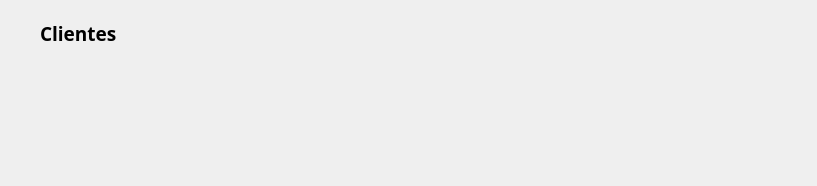
This is view/cliente_page.ui in Gusrrocha/Gerenciador-de-Vendas as Qt 5 draws it before an edit. The edited form follows.
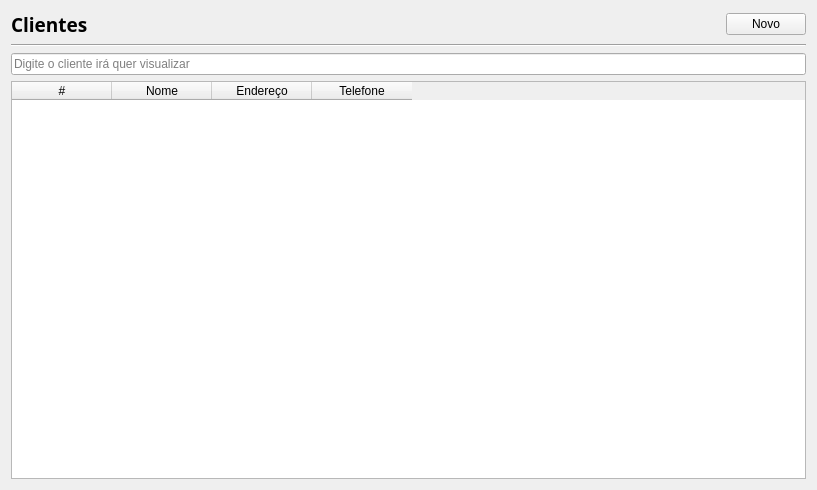
This is the edited form.

What changed in the file:
```diff
--- a/view/cliente_page.ui
+++ b/view/cliente_page.ui
@@ -7,21 +7,17 @@
     <x>0</x>
     <y>0</y>
     <width>817</width>
-    <height>186</height>
+    <height>490</height>
    </rect>
   </property>
   <property name="windowTitle">
    <string>Form</string>
   </property>
+  <layout class="QVBoxLayout" name="verticalLayout">
+   <item>
+    <layout class="QGridLayout" name="gridLayout">
+     <item row="0" column="0">
   <widget class="QLabel" name="label">
-   <property name="geometry">
-    <rect>
-     <x>40</x>
-     <y>20</y>
-     <width>86</width>
-     <height>27</height>
-    </rect>
-   </property>
    <property name="font">
     <font>
      <family>Arial Black</family>
@@ -37,6 +33,68 @@
     <set>Qt::AlignLeading|Qt::AlignLeft|Qt::AlignTop</set>
    </property>
   </widget>
+     </item>
+     <item row="0" column="1">
+      <spacer name="horizontalSpacer">
+       <property name="orientation">
+        <enum>Qt::Horizontal</enum>
+       </property>
+       <property name="sizeHint" stdset="0">
+        <size>
+         <width>40</width>
+         <height>20</height>
+        </size>
+       </property>
+      </spacer>
+     </item>
+     <item row="0" column="2">
+      <widget class="QPushButton" name="novo_cliente_btn">
+       <property name="text">
+        <string>Novo</string>
+       </property>
+      </widget>
+     </item>
+    </layout>
+   </item>
+   <item>
+    <widget class="Line" name="line">
+     <property name="orientation">
+      <enum>Qt::Horizontal</enum>
+     </property>
+    </widget>
+   </item>
+   <item>
+    <widget class="QLineEdit" name="lineEdit">
+     <property name="placeholderText">
+      <string>Digite o cliente irá quer visualizar</string>
+     </property>
+    </widget>
+   </item>
+   <item>
+    <widget class="QTableWidget" name="tableWidget">
+     <column>
+      <property name="text">
+       <string>#</string>
+      </property>
+     </column>
+     <column>
+      <property name="text">
+       <string>Nome</string>
+      </property>
+     </column>
+     <column>
+      <property name="text">
+       <string>Endereço</string>
+      </property>
+     </column>
+     <column>
+      <property name="text">
+       <string>Telefone</string>
+      </property>
+     </column>
+    </widget>
+   </item>
+  </layout>
  </widget>
  <resources/>
  <connections/>
```
Lines whose indentation alone changed are shown as unchanged.
